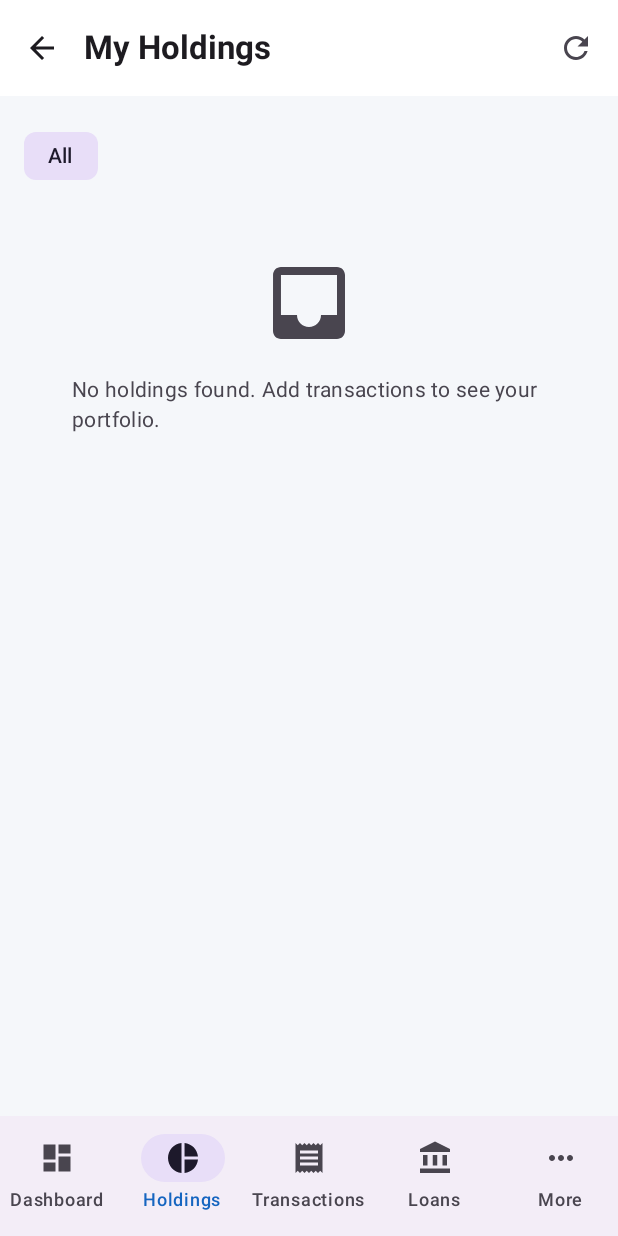
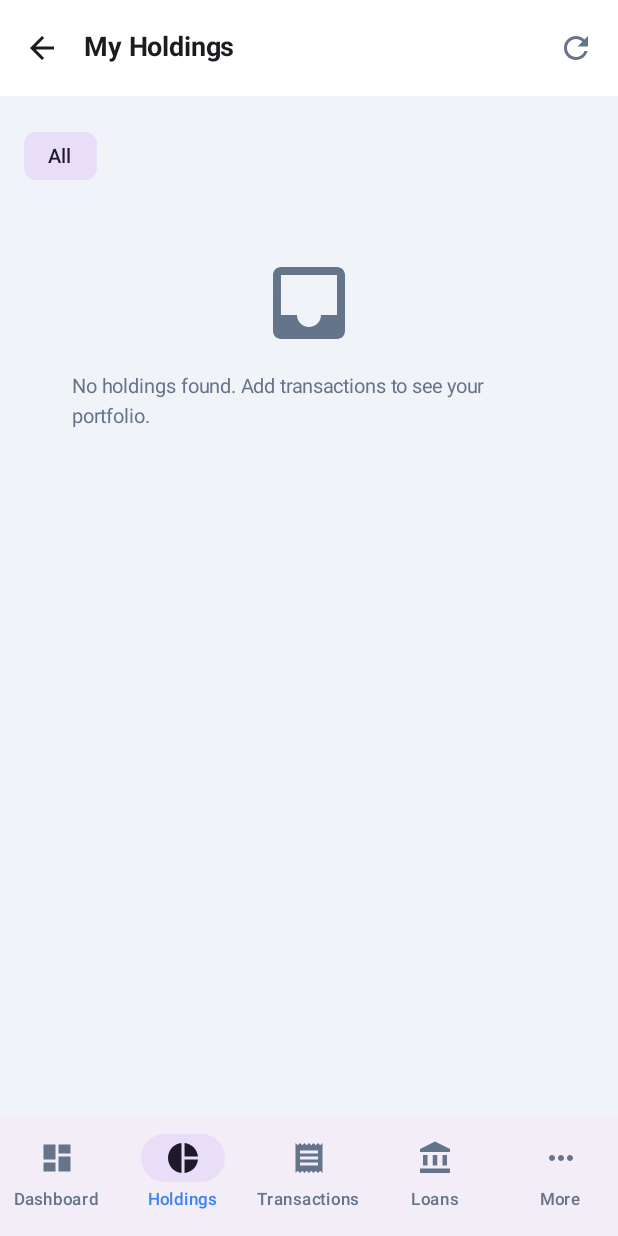
Before and after one commit to rkpatel1474/InvestTrack, an Android app built with Jetpack Compose: the screen it shows after launch (MainActivity), item 2 of the bottom bar chosen, on a phone screen of 412 x 824 dp. Run offline under Robolectric (Android 15) with nearby library versions, the light colour scheme and no system bars; our stand-ins replace Dagger/Hilt's generated code, Room's generated code.

Commit message:
Update Theme.kt

```diff
--- a/app/src/main/java/com/investtrack/ui/theme/Theme.kt
+++ b/app/src/main/java/com/investtrack/ui/theme/Theme.kt
@@ -4,49 +4,91 @@ import androidx.compose.foundation.isSystemInDarkTheme
 import androidx.compose.material3.*
 import androidx.compose.runtime.Composable
 import androidx.compose.ui.graphics.Color
+import androidx.compose.ui.text.TextStyle
+import androidx.compose.ui.text.font.Font
+import androidx.compose.ui.text.font.FontFamily
+import androidx.compose.ui.text.font.FontWeight
+import androidx.compose.ui.unit.sp
 
-// Brand colors
-val GreenPrimary = Color(0xFF1B5E20)
-val GreenLight = Color(0xFF4CAF50)
-val GreenContainer = Color(0xFFC8E6C9)
-val RedNegative = Color(0xFFD32F2F)
-val RedContainer = Color(0xFFFFCDD2)
-val BlueAccent = Color(0xFF1565C0)
-val GoldAccent = Color(0xFFF9A825)
-val SurfaceLight = Color(0xFFF5F7FA)
-val CardLight = Color(0xFFFFFFFF)
-val CardDark = Color(0xFF1E1E2E)
+// Premium deep navy + emerald palette
+val Navy900    = Color(0xFF0A0E1A)
+val Navy800    = Color(0xFF0F1629)
+val Navy700    = Color(0xFF151D36)
+val Navy600    = Color(0xFF1C2642)
+val Navy500    = Color(0xFF243052)
+
+val Emerald500 = Color(0xFF00C896)
+val Emerald400 = Color(0xFF26D9A8)
+val Emerald300 = Color(0xFF4DEDC0)
+val EmeraldDim = Color(0xFF00C89620)
+
+val Amber400   = Color(0xFFFFBB33)
+val Rose500    = Color(0xFFFF4D6A)
+val Rose400    = Color(0xFFFF6B84)
+val Sapphire   = Color(0xFF4A90E2)
+
+val SurfaceDark  = Color(0xFF111827)
+val CardDark2    = Color(0xFF1A2235)
+val CardDark3    = Color(0xFF1E293B)
+val BorderColor  = Color(0xFF243052)
+
+val GainColor  = Color(0xFF00C896)
+val LossColor  = Color(0xFFFF4D6A)
+val NeutralColor = Color(0xFF94A3B8)
+
+private val DarkColorScheme = darkColorScheme(
+    primary           = Emerald500,
+    onPrimary         = Navy900,
+    primaryContainer  = EmeraldDim,
+    onPrimaryContainer = Emerald300,
+    secondary         = Sapphire,
+    onSecondary       = Color.White,
+    secondaryContainer = Color(0xFF4A90E220),
+    tertiary          = Amber400,
+    background        = Navy900,
+    surface           = CardDark2,
+    surfaceVariant    = CardDark3,
+    onBackground      = Color(0xFFF0F4FF),
+    onSurface         = Color(0xFFF0F4FF),
+    onSurfaceVariant  = Color(0xFF94A3B8),
+    error             = Rose500,
+    outline           = BorderColor
+)
 
 private val LightColorScheme = lightColorScheme(
-    primary = GreenPrimary,
-    onPrimary = Color.White,
-    primaryContainer = GreenContainer,
-    secondary = BlueAccent,
-    onSecondary = Color.White,
-    tertiary = GoldAccent,
-    background = SurfaceLight,
-    surface = CardLight,
-    surfaceVariant = Color(0xFFEFF2F5),
-    error = RedNegative
+    primary           = Color(0xFF00A878),
+    onPrimary         = Color.White,
+    primaryContainer  = Color(0xFFE0FFF5),
+    secondary         = Color(0xFF3B82F6),
+    onSecondary       = Color.White,
+    tertiary          = Color(0xFFF59E0B),
+    background        = Color(0xFFF0F4F8),
+    surface           = Color.White,
+    surfaceVariant    = Color(0xFFF8FAFC),
+    onSurfaceVariant  = Color(0xFF64748B),
+    error             = Rose500,
+    outline           = Color(0xFFE2E8F0)
 )
 
-private val DarkColorScheme = darkColorScheme(
-    primary = GreenLight,
-    onPrimary = Color.Black,
-    primaryContainer = Color(0xFF1B5E20),
-    secondary = Color(0xFF90CAF9),
-    tertiary = GoldAccent,
-    background = Color(0xFF0F0F1A),
-    surface = CardDark,
-    error = Color(0xFFEF9A9A)
+private val AppTypography = Typography(
+    displayLarge  = TextStyle(fontWeight = FontWeight.Black,  fontSize = 57.sp, lineHeight = 64.sp,  letterSpacing = (-0.25).sp),
+    displayMedium = TextStyle(fontWeight = FontWeight.ExtraBold, fontSize = 45.sp, lineHeight = 52.sp),
+    headlineLarge = TextStyle(fontWeight = FontWeight.Bold,   fontSize = 32.sp, lineHeight = 40.sp),
+    headlineMedium= TextStyle(fontWeight = FontWeight.Bold,   fontSize = 24.sp, lineHeight = 32.sp),
+    headlineSmall = TextStyle(fontWeight = FontWeight.SemiBold,fontSize = 20.sp, lineHeight = 28.sp),
+    titleLarge    = TextStyle(fontWeight = FontWeight.Bold,   fontSize = 18.sp, lineHeight = 26.sp, letterSpacing = (-0.1).sp),
+    titleMedium   = TextStyle(fontWeight = FontWeight.SemiBold,fontSize = 15.sp, lineHeight = 22.sp),
+    titleSmall    = TextStyle(fontWeight = FontWeight.SemiBold,fontSize = 13.sp, lineHeight = 20.sp),
+    bodyLarge     = TextStyle(fontWeight = FontWeight.Normal, fontSize = 15.sp, lineHeight = 24.sp),
+    bodyMedium    = TextStyle(fontWeight = FontWeight.Normal, fontSize = 13.sp, lineHeight = 20.sp),
+    bodySmall     = TextStyle(fontWeight = FontWeight.Normal, fontSize = 11.sp, lineHeight = 16.sp),
+    labelLarge    = TextStyle(fontWeight = FontWeight.SemiBold,fontSize = 13.sp, lineHeight = 20.sp, letterSpacing = 0.1.sp),
+    labelMedium   = TextStyle(fontWeight = FontWeight.Medium, fontSize = 11.sp, lineHeight = 16.sp, letterSpacing = 0.5.sp),
+    labelSmall    = TextStyle(fontWeight = FontWeight.Medium, fontSize = 10.sp, lineHeight = 14.sp, letterSpacing = 0.5.sp),
 )
 
 @Composable
 fun InvestTrackTheme(darkTheme: Boolean = isSystemInDarkTheme(), content: @Composable () -> Unit) {
     val colorScheme = if (darkTheme) DarkColorScheme else LightColorScheme
-    MaterialTheme(colorScheme = colorScheme, typography = Typography(), content = content)
+    MaterialTheme(colorScheme = colorScheme, typography = AppTypography, content = content)
 }
-
-val GainColor = Color(0xFF2E7D32)
-val LossColor = Color(0xFFC62828)
-val NeutralColor = Color(0xFF546E7A)
```
